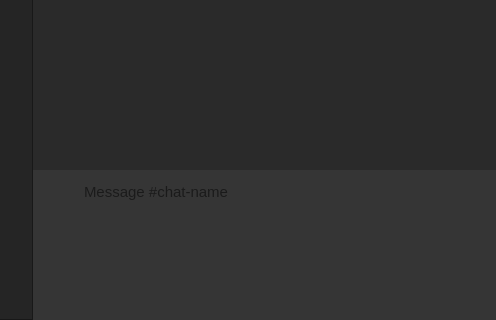
First picture: the form in widgets/main_page/main_page.ui, repository LiquidIce64/ScatterComms, before the edit; both pictures show x 247 to 743 and y 280 to 600 of the 1000 by 600 pixel window.
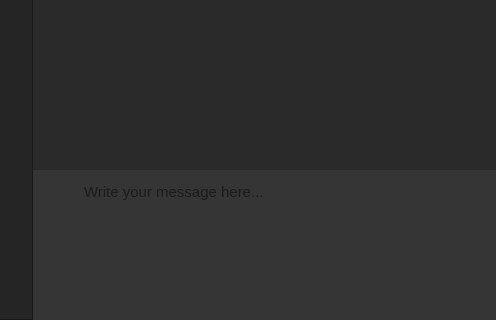
Second picture: the form after the edit. Icons and pictures are not drawn. Custom widgets are drawn as their Qt base class.

Commit message: Added minimum size to scrollbar handle

Diff of the .ui file:
```diff
--- a/widgets/main_page/main_page.ui
+++ b/widgets/main_page/main_page.ui
@@ -165,8 +165,8 @@
 QScrollBar:horizontal {height: 6px;}
 QScrollBar::add-page, QScrollBar::sub-page {background: none;}
 QScrollBar::add-line, QScrollBar::sub-line {width: 0px; height: 0px;}
-QScrollBar::handle:vertical {margin-left: 2px; margin-right: 2px;}
-QScrollBar::handle:horizontal {margin-top: 2px; margin-bottom: 2px;}
+QScrollBar::handle:vertical {min-height: 20px; margin-left: 2px; margin-right: 2px;}
+QScrollBar::handle:horizontal {min-width: 20px; margin-top: 2px; margin-bottom: 2px;}
 QScrollBar[show=&quot;true&quot;]::handle {background-color: #808080;}
 QScrollBar::handle {background: none; border-radius: 1px;}
 QScrollBar::handle:vertical:hover {margin-left: 1px; margin-right: 1px; border-radius: 2px;}
@@ -1150,7 +1150,7 @@
             <bool>false</bool>
            </property>
            <property name="placeholderText">
-            <string>Message #chat-name</string>
+            <string>Write your message here...</string>
            </property>
           </widget>
          </item>
```
The commit also changes 1 other file.
